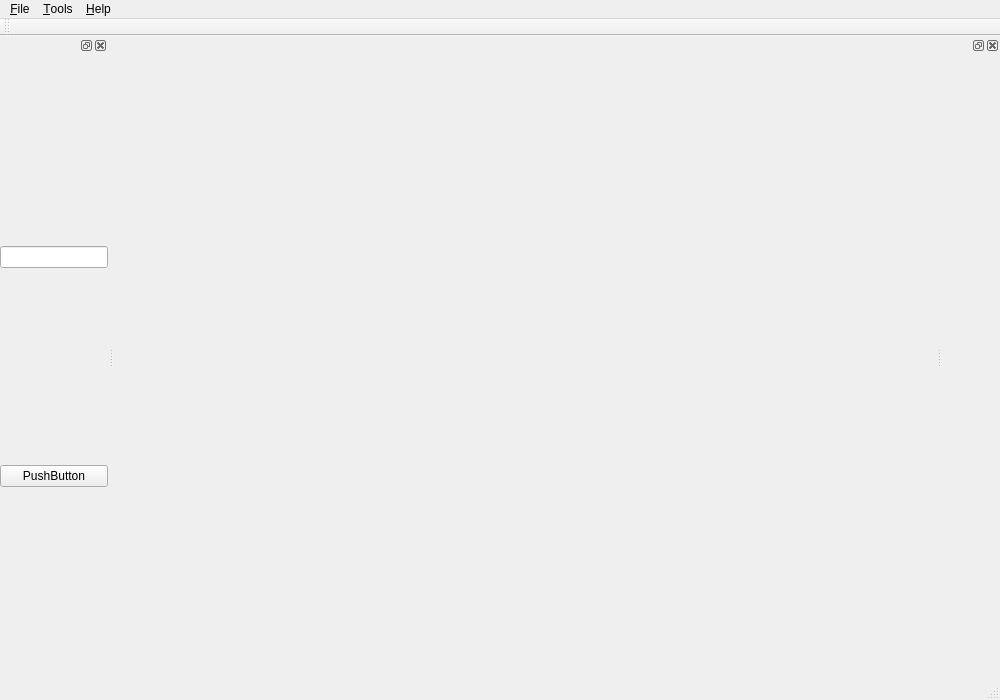
Qt form VolumeRenderer/mainwindow.ui (luosz/volume-visualiser) before a commit.
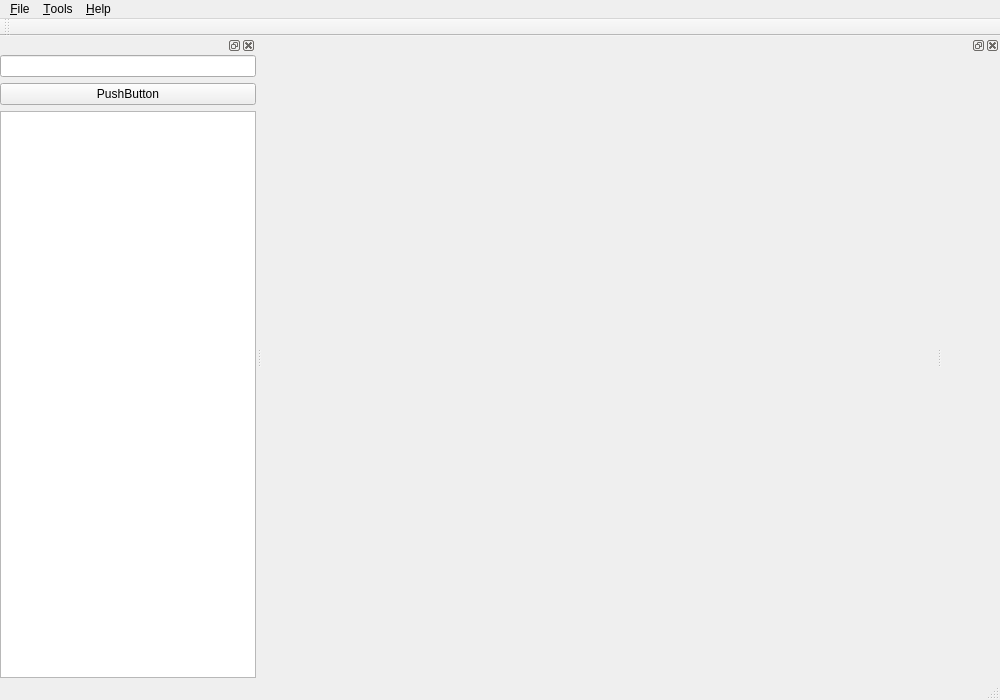
The same form after that commit.

```diff
--- a/VolumeRenderer/mainwindow.ui
+++ b/VolumeRenderer/mainwindow.ui
@@ -130,6 +130,9 @@
          </property>
         </widget>
        </item>
+       <item>
+        <widget class="QGraphicsView" name="graphicsView"/>
+       </item>
       </layout>
      </item>
     </layout>
```
